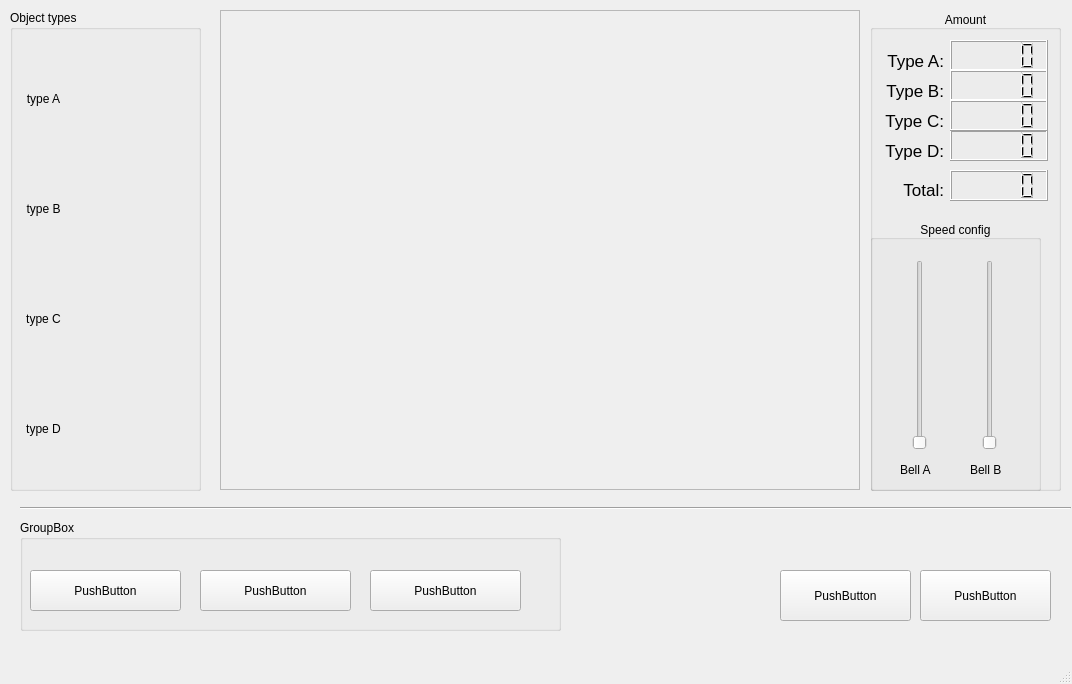
The window that windows.ui (hungtooc/find-object) describes before a commit, drawn with Qt 5.
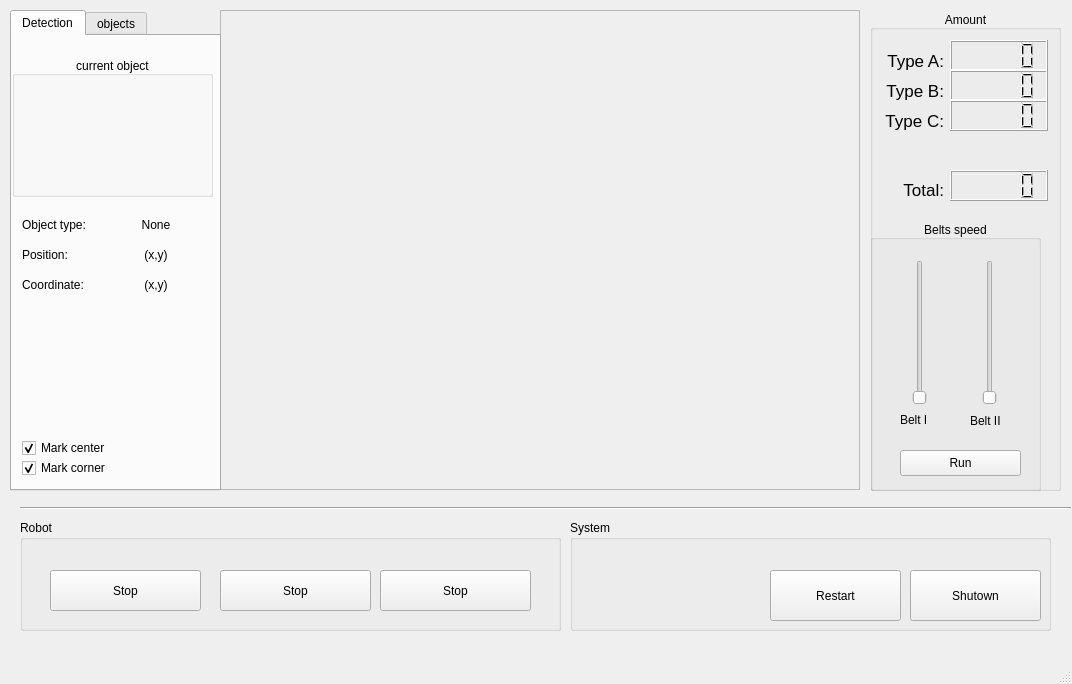
The same window after the commit. Icons and pictures are not drawn.

Commit message: update multi object

What changed in the file:
```diff
--- a/windows.ui
+++ b/windows.ui
@@ -71,45 +71,45 @@
      </rect>
     </property>
     <property name="title">
-     <string>GroupBox</string>
+     <string>Robot</string>
     </property>
-    <widget class="QPushButton" name="pushButton_3">
-     <property name="geometry">
-      <rect>
-       <x>180</x>
-       <y>50</y>
-       <width>151</width>
-       <height>41</height>
-      </rect>
-     </property>
-     <property name="text">
-      <string>PushButton</string>
-     </property>
-    </widget>
     <widget class="QPushButton" name="pushButton_4">
      <property name="geometry">
       <rect>
-       <x>350</x>
+       <x>360</x>
        <y>50</y>
        <width>151</width>
        <height>41</height>
       </rect>
      </property>
      <property name="text">
-      <string>PushButton</string>
+      <string>Stop</string>
      </property>
     </widget>
-    <widget class="QPushButton" name="pushButton_2">
+    <widget class="QPushButton" name="pushButton_6">
      <property name="geometry">
       <rect>
-       <x>10</x>
+       <x>30</x>
        <y>50</y>
        <width>151</width>
        <height>41</height>
       </rect>
      </property>
      <property name="text">
-      <string>PushButton</string>
+      <string>Stop</string>
+     </property>
+    </widget>
+    <widget class="QPushButton" name="pushButton_7">
+     <property name="geometry">
+      <rect>
+       <x>200</x>
+       <y>50</y>
+       <width>151</width>
+       <height>41</height>
+      </rect>
+     </property>
+     <property name="text">
+      <string>Stop</string>
      </property>
     </widget>
    </widget>
@@ -151,7 +151,7 @@
       </rect>
      </property>
      <property name="title">
-      <string>Speed config</string>
+      <string>Belts speed</string>
      </property>
      <property name="alignment">
       <set>Qt::AlignBottom|Qt::AlignHCenter</set>
@@ -160,13 +160,13 @@
       <property name="geometry">
        <rect>
         <x>30</x>
-        <y>240</y>
+        <y>190</y>
         <width>41</width>
         <height>20</height>
        </rect>
       </property>
       <property name="text">
-       <string>Bell A</string>
+       <string>Belt I</string>
       </property>
      </widget>
      <widget class="QSlider" name="verticalSlider">
@@ -175,7 +175,7 @@
         <x>40</x>
         <y>40</y>
         <width>20</width>
-        <height>190</height>
+        <height>145</height>
        </rect>
       </property>
       <property name="orientation">
@@ -188,7 +188,7 @@
         <x>110</x>
         <y>40</y>
         <width>20</width>
-        <height>190</height>
+        <height>145</height>
        </rect>
       </property>
       <property name="orientation">
@@ -199,17 +199,30 @@
       <property name="geometry">
        <rect>
         <x>100</x>
-        <y>240</y>
+        <y>190</y>
         <width>41</width>
-        <height>20</height>
+        <height>21</height>
        </rect>
       </property>
       <property name="text">
-       <string>Bell B</string>
+       <string>Belt II</string>
       </property>
      </widget>
-    </widget>
-    <widget class="QLCDNumber" name="lcdNumber">
+     <widget class="QPushButton" name="pushButton_2">
+      <property name="geometry">
+       <rect>
+        <x>30</x>
+        <y>230</y>
+        <width>121</width>
+        <height>26</height>
+       </rect>
+      </property>
+      <property name="text">
+       <string>Run</string>
+      </property>
+     </widget>
+    </widget>
+    <widget class="QLCDNumber" name="no_objectA">
      <property name="geometry">
       <rect>
        <x>80</x>
@@ -283,17 +296,7 @@
       <set>Qt::AlignRight|Qt::AlignTrailing|Qt::AlignVCenter</set>
      </property>
     </widget>
-    <widget class="QLCDNumber" name="lcdNumber_3">
-     <property name="geometry">
-      <rect>
-       <x>80</x>
-       <y>120</y>
-       <width>98</width>
-       <height>31</height>
-      </rect>
-     </property>
-    </widget>
-    <widget class="QLCDNumber" name="lcdNumber_4">
+    <widget class="QLCDNumber" name="no_objectC">
      <property name="geometry">
       <rect>
        <x>80</x>
@@ -303,33 +306,6 @@
       </rect>
      </property>
     </widget>
-    <widget class="QLabel" name="label_6">
-     <property name="geometry">
-      <rect>
-       <x>10</x>
-       <y>130</y>
-       <width>64</width>
-       <height>21</height>
-      </rect>
-     </property>
-     <property name="font">
-      <font>
-       <pointsize>13</pointsize>
-      </font>
-     </property>
-     <property name="layoutDirection">
-      <enum>Qt::LeftToRight</enum>
-     </property>
-     <property name="text">
-      <string>Type D:</string>
-     </property>
-     <property name="scaledContents">
-      <bool>false</bool>
-     </property>
-     <property name="alignment">
-      <set>Qt::AlignRight|Qt::AlignTrailing|Qt::AlignVCenter</set>
-     </property>
-    </widget>
     <widget class="QLabel" name="label_7">
      <property name="geometry">
       <rect>
@@ -398,17 +374,192 @@
      </property>
     </widget>
    </widget>
+   <widget class="QTabWidget" name="tabWidget">
+    <property name="geometry">
+     <rect>
+      <x>10</x>
+      <y>10</y>
+      <width>211</width>
+      <height>481</height>
+     </rect>
+    </property>
+    <property name="currentIndex">
+     <number>0</number>
+    </property>
+    <widget class="QWidget" name="tab_2">
+     <attribute name="title">
+      <string>Detection</string>
+     </attribute>
+     <widget class="QGroupBox" name="groupBox_5">
+      <property name="geometry">
+       <rect>
+        <x>0</x>
+        <y>20</y>
+        <width>201</width>
+        <height>141</height>
+       </rect>
+      </property>
+      <property name="title">
+       <string>current object</string>
+      </property>
+      <property name="alignment">
+       <set>Qt::AlignBottom|Qt::AlignHCenter</set>
+      </property>
+      <widget class="QLabel" name="label_current_object">
+       <property name="geometry">
+        <rect>
+         <x>50</x>
+         <y>30</y>
+         <width>100</width>
+         <height>100</height>
+        </rect>
+       </property>
+       <property name="text">
+        <string/>
+       </property>
+       <property name="pixmap">
+        <pixmap>images/object_01.png</pixmap>
+       </property>
+       <property name="scaledContents">
+        <bool>true</bool>
+       </property>
+      </widget>
+     </widget>
+     <widget class="QLabel" name="temp_label">
+      <property name="geometry">
+       <rect>
+        <x>10</x>
+        <y>180</y>
+        <width>88</width>
+        <height>17</height>
+       </rect>
+      </property>
+      <property name="text">
+       <string>Object type:</string>
+      </property>
+     </widget>
+     <widget class="QLabel" name="label_current_object_type">
+      <property name="geometry">
+       <rect>
+        <x>100</x>
+        <y>180</y>
+        <width>88</width>
+        <height>17</height>
+       </rect>
+      </property>
+      <property name="text">
+       <string>None</string>
+      </property>
+      <property name="alignment">
+       <set>Qt::AlignCenter</set>
+      </property>
+     </widget>
+     <widget class="QLabel" name="label_current_object_pos">
+      <property name="geometry">
+       <rect>
+        <x>100</x>
+        <y>210</y>
+        <width>88</width>
+        <height>17</height>
+       </rect>
+      </property>
+      <property name="text">
+       <string>(x,y)</string>
+      </property>
+      <property name="alignment">
+       <set>Qt::AlignCenter</set>
+      </property>
+     </widget>
+     <widget class="QLabel" name="temp_label_2">
+      <property name="geometry">
+       <rect>
+        <x>10</x>
+        <y>210</y>
+        <width>88</width>
+        <height>17</height>
+       </rect>
+      </property>
+      <property name="text">
+       <string>Position:</string>
+      </property>
+     </widget>
+     <widget class="QLabel" name="temp_label_3">
+      <property name="geometry">
+       <rect>
+        <x>10</x>
+        <y>240</y>
+        <width>88</width>
+        <height>17</height>
+       </rect>
+      </property>
+      <property name="text">
+       <string>Coordinate:</string>
+      </property>
+     </widget>
+     <widget class="QLabel" name="label_current_object_coord">
+      <property name="geometry">
+       <rect>
+        <x>100</x>
+        <y>240</y>
+        <width>88</width>
+        <height>17</height>
+       </rect>
+      </property>
+      <property name="text">
+       <string>(x,y)</string>
+      </property>
+      <property name="alignment">
+       <set>Qt::AlignCenter</set>
+      </property>
+     </widget>
+     <widget class="QCheckBox" name="checkBox_markcorner">
+      <property name="geometry">
+       <rect>
+        <x>10</x>
+        <y>420</y>
+        <width>109</width>
+        <height>24</height>
+       </rect>
+      </property>
+      <property name="text">
+       <string>Mark corner</string>
+      </property>
+      <property name="checked">
+       <bool>true</bool>
+      </property>
+     </widget>
+     <widget class="QCheckBox" name="checkBox_markcenter">
+      <property name="geometry">
+       <rect>
+        <x>10</x>
+        <y>400</y>
+        <width>109</width>
+        <height>24</height>
+       </rect>
+      </property>
+      <property name="text">
+       <string>Mark center</string>
+      </property>
+      <property name="checked">
+       <bool>true</bool>
+      </property>
+     </widget>
+    </widget>
+    <widget class="QWidget" name="info">
+     <attribute name="title">
+      <string>objects</string>
+     </attribute>
    <widget class="QGroupBox" name="groupBox_3">
     <property name="geometry">
      <rect>
       <x>10</x>
-      <y>10</y>
+        <y>0</y>
       <width>191</width>
-      <height>481</height>
+        <height>431</height>
      </rect>
     </property>
     <property name="title">
-     <string>Object types</string>
+       <string/>
     </property>
     <widget class="QLabel" name="label_9">
      <property name="geometry">
@@ -442,26 +593,7 @@
       <string/>
      </property>
      <property name="pixmap">
-      <pixmap>object_01.jpg</pixmap>
-     </property>
-     <property name="scaledContents">
-      <bool>true</bool>
-     </property>
-    </widget>
-    <widget class="QLabel" name="label_11">
-     <property name="geometry">
-      <rect>
-       <x>70</x>
-       <y>370</y>
-       <width>100</width>
-       <height>100</height>
-      </rect>
-     </property>
-     <property name="text">
-      <string/>
-     </property>
-     <property name="pixmap">
-      <pixmap>object_01.jpg</pixmap>
+        <pixmap>images/object_02.png</pixmap>
      </property>
      <property name="scaledContents">
       <bool>true</bool>
@@ -534,48 +666,50 @@
       <set>Qt::AlignCenter</set>
      </property>
     </widget>
-    <widget class="QLabel" name="label_16">
+     </widget>
+    </widget>
+   </widget>
+   <widget class="QGroupBox" name="groupBox_6">
      <property name="geometry">
       <rect>
-       <x>0</x>
-       <y>410</y>
-       <width>67</width>
-       <height>17</height>
-      </rect>
-     </property>
-     <property name="text">
-      <string>type D</string>
-     </property>
-     <property name="alignment">
-      <set>Qt::AlignCenter</set>
-     </property>
-    </widget>
-   </widget>
+      <x>570</x>
+      <y>520</y>
+      <width>481</width>
+      <height>111</height>
+     </rect>
+    </property>
+    <property name="title">
+     <string>System</string>
+    </property>
    <widget class="QPushButton" name="pushButton">
     <property name="geometry">
      <rect>
-      <x>780</x>
-      <y>570</y>
+       <x>200</x>
+       <y>50</y>
       <width>131</width>
       <height>51</height>
      </rect>
     </property>
     <property name="text">
-     <string>PushButton</string>
+      <string>Restart</string>
+     </property>
+     <property name="checkable">
+      <bool>false</bool>
     </property>
    </widget>
    <widget class="QPushButton" name="pushButton_5">
     <property name="geometry">
      <rect>
-      <x>920</x>
-      <y>570</y>
+       <x>340</x>
+       <y>50</y>
       <width>131</width>
       <height>51</height>
      </rect>
     </property>
     <property name="text">
-     <string>PushButton</string>
-    </property>
+      <string>Shutown</string>
+     </property>
+    </widget>
    </widget>
   </widget>
   <widget class="QMenuBar" name="menubar">
```
Left out of the diff: 12 changed lines with no effect on the pictures. Lines whose indentation alone changed are shown as unchanged. The commit also changes 13 other files.
